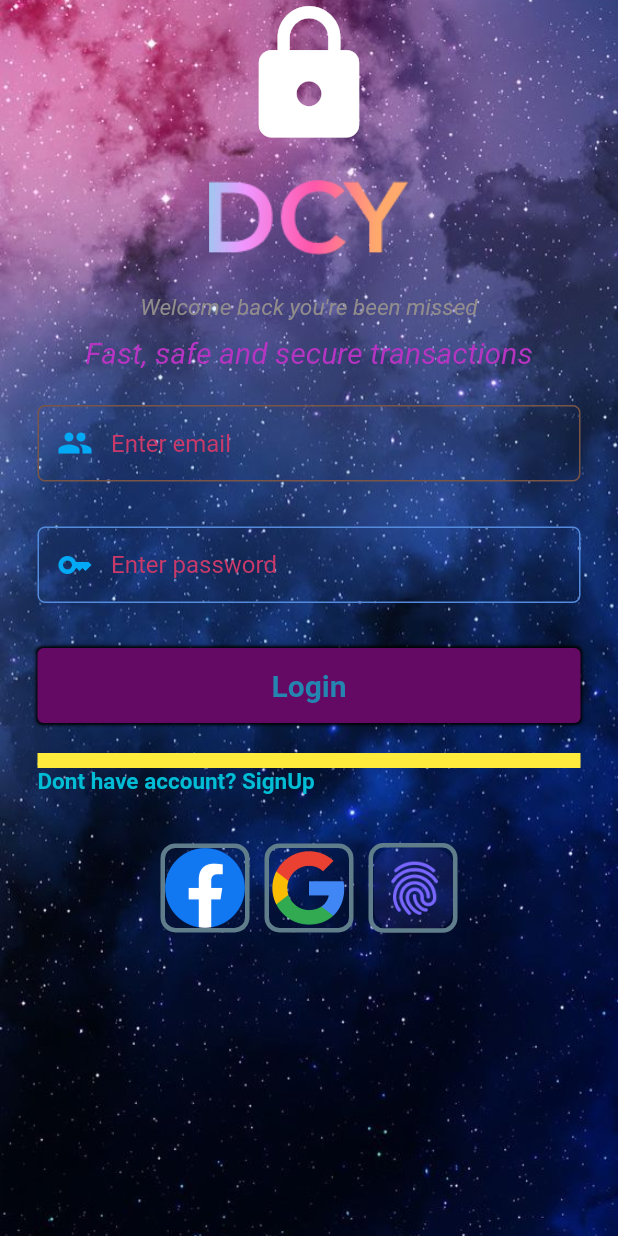
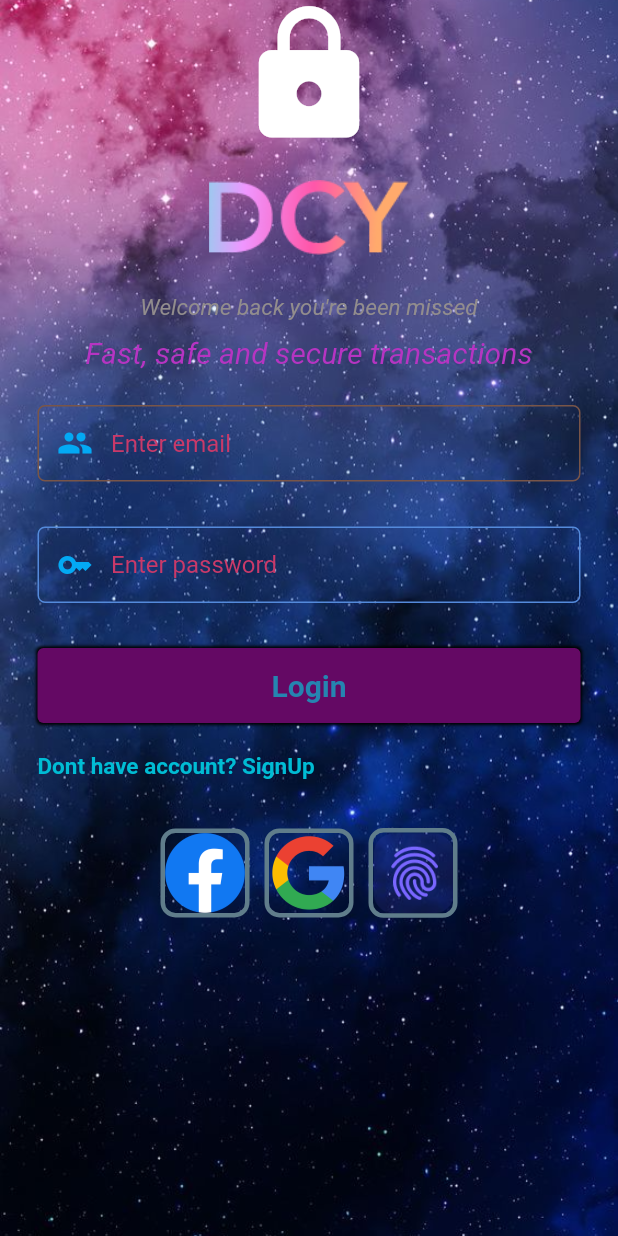
Before and after one commit to kietETech/app_cryto, a Flutter app: the screen it shows after launch, on a phone screen of 412 x 824 dp. Run offline on Flutter 3.47's test engine with Material 2 defaults, Android fonts, the phone set to English and light mode, and no system bars; project files that could hold a hidden picture were left out.

Commit message:
firt app

```diff
--- a/lib/loginPage.dart
+++ b/lib/loginPage.dart
@@ -5,7 +5,6 @@ import 'package:hcm_client_app/component/to_Signup.dart';
 import 'component/addText.dart';
 import 'package:flutter/material.dart';
 import 'component/custom_Button.dart';
-import 'component/test_button.dart';
 
 // ignore: camel_case_types
 class Login_Page extends StatelessWidget {
@@ -120,9 +119,9 @@ class Login_Page extends StatelessWidget {
                 const SizedBox(
                   height: 20,
                 ),
-                const WaterDropEffect(
-                  sideLength: 10,
-                ),
+                // const WaterDropEffect(
+                //   sideLength: 10,
+                // ),
                 const toSignup(
                     heght: 50,
                     colorText: Colors.cyan,
```
